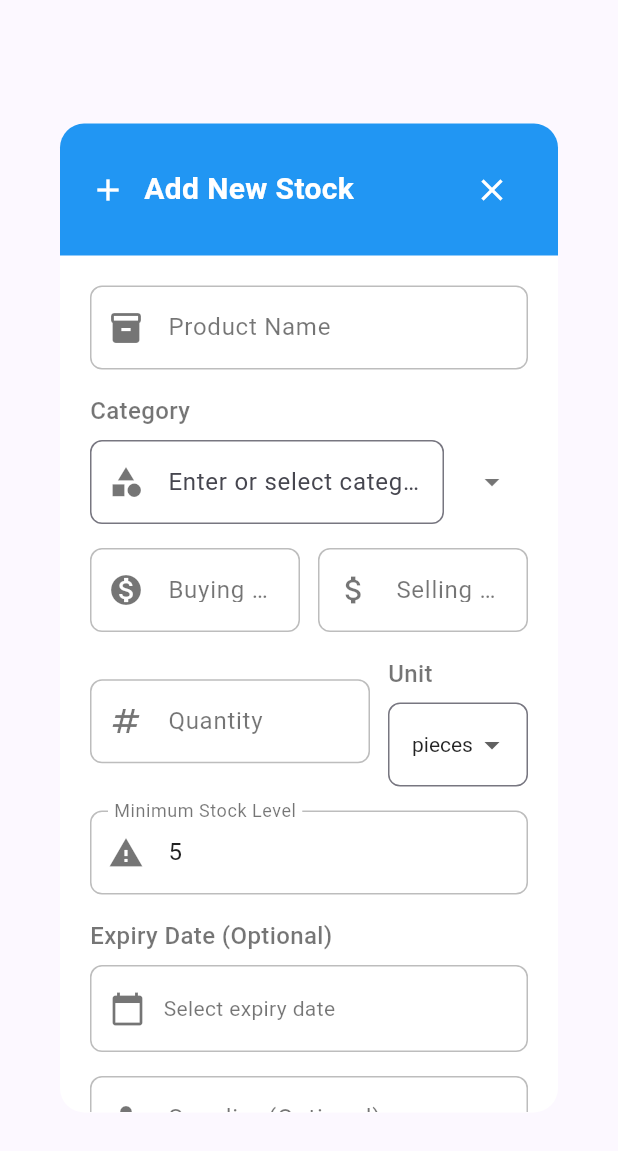
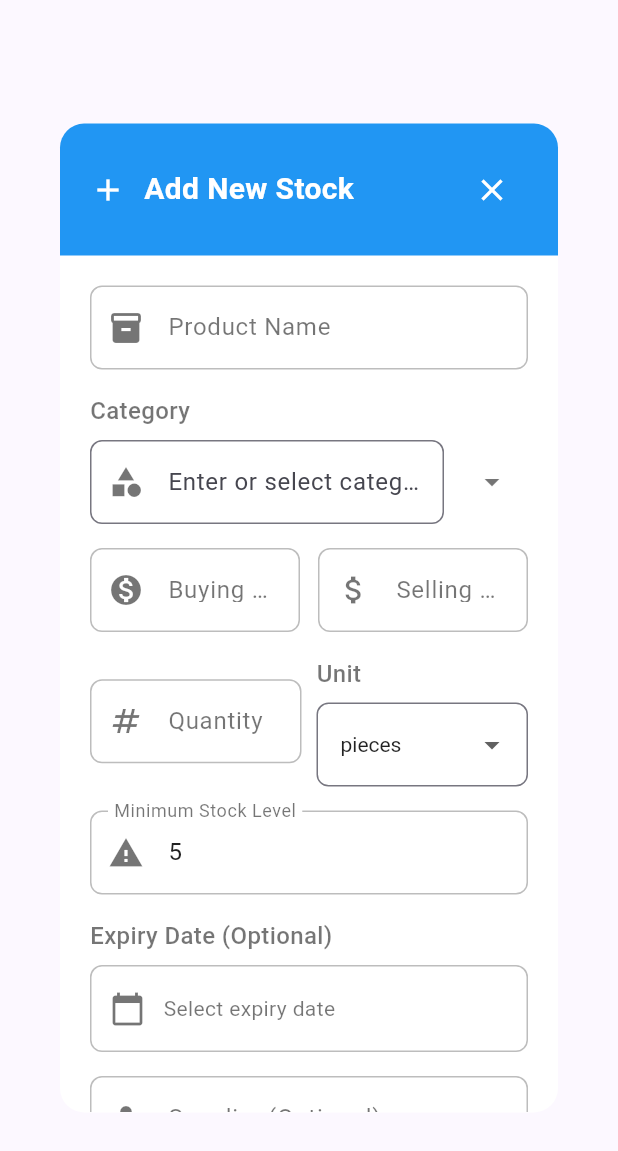
Before and after one commit to jude-craft/ShopMate, a Flutter app: the AddStockDialog widget shown alone on an empty page, opened directly, on a phone screen of 412 x 824 dp. Shown: the top 1151 px of the screen. Run offline on Flutter 3.47's test engine with Material 3 defaults, Android fonts, the phone set to English and light mode, and no system bars; our stand-ins replace fl_chart, sqflite; accounts and stored records are empty.

Commit message:
fixed overflow on stocks screen

```diff
--- a/lib/main.dart
+++ b/lib/main.dart
@@ -13,14 +13,12 @@ import 'src/features/providers/shop_provider.dart';
 void main() async {
   WidgetsFlutterBinding.ensureInitialized();
 
-  // Initialize providers that need database setup
   final salesProvider = SalesProvider();
   await salesProvider.initializeDatabase();
 
   final stockProvider = StockProvider();
   await stockProvider.initializeDatabase();
 
-  // Connect sales provider with stock provider
   salesProvider.setStockProvider(stockProvider);
 
   runApp(MyApp(
--- a/lib/src/features/screens/stock/widgets/add_stock_dialog.dart
+++ b/lib/src/features/screens/stock/widgets/add_stock_dialog.dart
@@ -7,9 +7,9 @@ import '../model/stock_model.dart';
 import '../provider/stock_provider.dart';
 
 class AddStockDialog extends StatefulWidget {
-  final Stock? stock; // null for add, Stock object for edit
+  final Stock? stock;
 
-  const AddStockDialog({Key? key, this.stock}) : super(key: key);
+  const AddStockDialog({super.key, this.stock});
 
   @override
   State<AddStockDialog> createState() => _AddStockDialogState();
@@ -45,7 +45,7 @@ class _AddStockDialogState extends State<AddStockDialog> {
     if (widget.stock != null) {
       _populateFields();
     } else {
-      _minStockController.text = '5'; // Default min stock level
+      _minStockController.text = '5';
     }
   }
 
@@ -206,7 +206,7 @@ class _AddStockDialogState extends State<AddStockDialog> {
                       Row(
                         children: [
                           Expanded(
-                            flex: 2,
+                            flex: 1,
                             child: _buildTextField(
                               controller: _quantityController,
                               label: 'Quantity',
@@ -226,7 +226,7 @@ class _AddStockDialogState extends State<AddStockDialog> {
                               isDark: isDark,
                             ),
                           ),
-                          const SizedBox(width: 12),
+                          const SizedBox(width: 10),
                           Expanded(
                             child: _buildUnitDropdown(isDark),
                           ),
```
